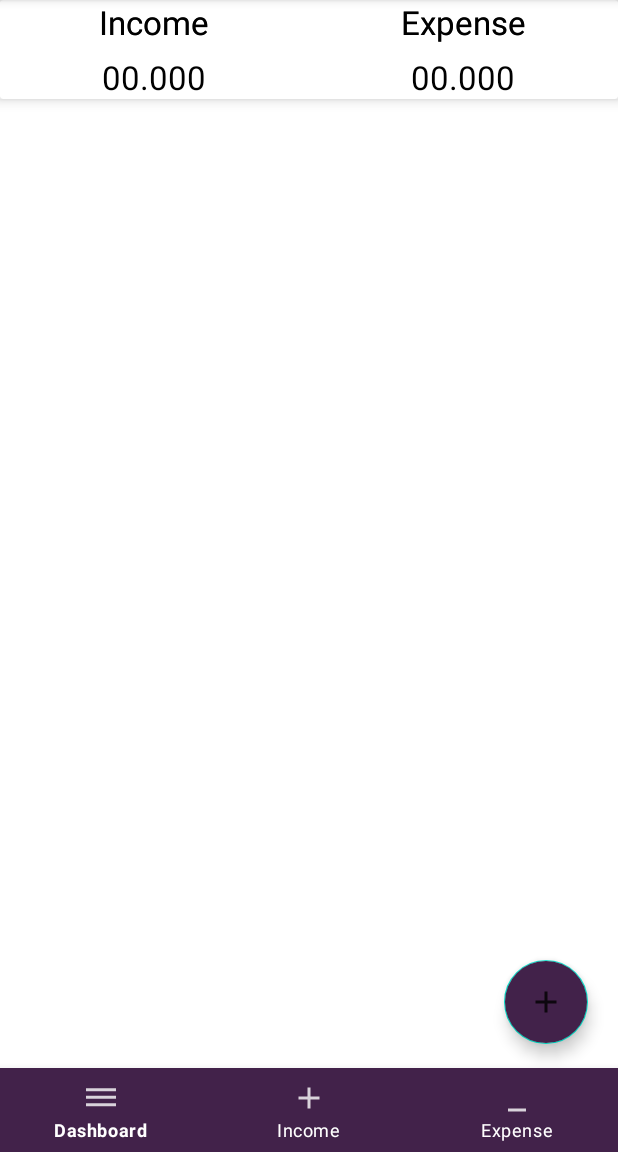
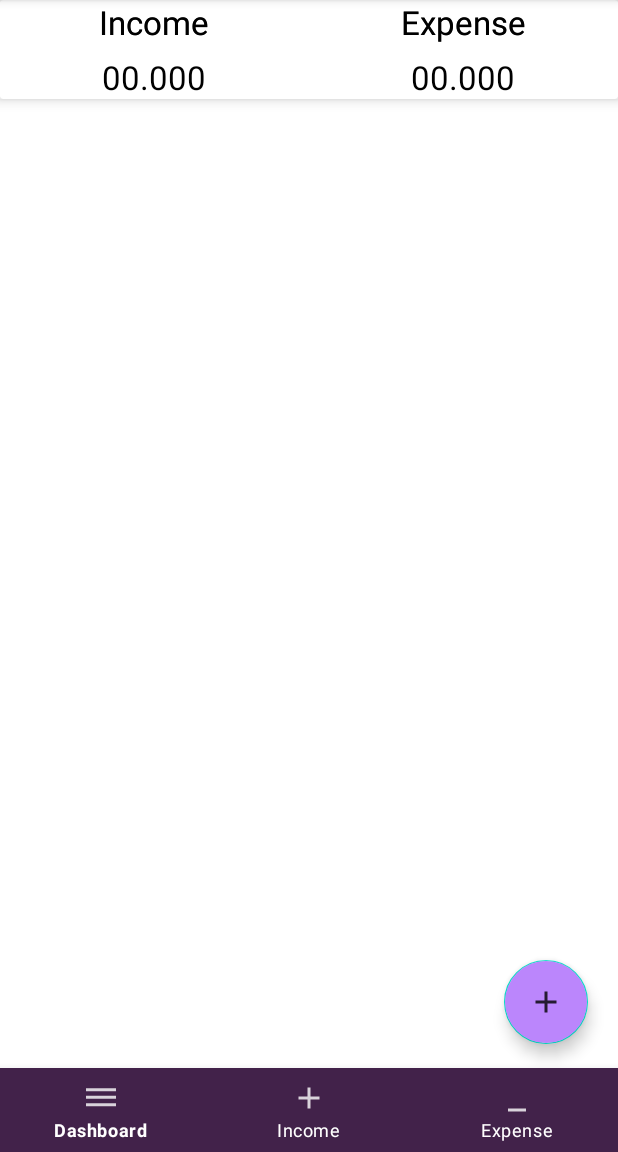
Before and after one commit to Alwaz/android-expense-tracker, an Android app: the screen it shows after launch once a user with an empty profile is signed in (HomeActivity), on a phone screen of 412 x 824 dp, the part 84-1236 px from its top. Run offline under Robolectric (Android 15) with nearby library versions, the phone set to English and light mode, and no system bars; our stand-ins replace Firebase (no records; nobody signed in at launch, a user with empty details on screens opened directly).

```diff
--- a/app/src/main/java/com/example/expensemanager/DashboardFragment.java
+++ b/app/src/main/java/com/example/expensemanager/DashboardFragment.java
@@ -1,5 +1,6 @@
 package com.example.expensemanager;
 
+import android.app.Activity;
 import android.os.Bundle;
 
 import androidx.fragment.app.Fragment;
@@ -7,13 +8,30 @@ import androidx.fragment.app.Fragment;
 import android.view.LayoutInflater;
 import android.view.View;
 import android.view.ViewGroup;
+import android.view.animation.Animation;
+import android.view.animation.AnimationUtils;
+import android.widget.TextView;
+
+import com.google.android.material.floatingactionbutton.FloatingActionButton;
 
 
 public class DashboardFragment extends Fragment {
 
-    public DashboardFragment() {
-        // Required empty public constructor
-    }
+    // Floating Button
+    private FloatingActionButton fab_main_btn;
+    private FloatingActionButton fab_income_btn;
+    private FloatingActionButton fab_expense_btn;
+
+//    Floating button TextView
+    private TextView fab_income_txt;
+    private TextView fab_expense_txt;
+
+
+//boolen
+    private boolean isOpen=false;
+
+//    Animation
+    private Animation FadeOpen,FadeClose;
 
 
 
@@ -23,7 +41,57 @@ public class DashboardFragment extends Fragment {
         // Inflate the layout for this fragment
         View view= inflater.inflate(R.layout.fragment_dashboard, container, false);
 
-//        This is where all the logic will go
+//        Connect floating button to layout
+
+        fab_main_btn = view.findViewById(R.id.fb_main_plus_btn);
+        fab_expense_btn=view.findViewById(R.id.expense_ft_btn);
+        fab_income_btn=view.findViewById(R.id.income_ft_btn);
+
+
+
+//        Connect floating text
+        fab_income_txt=view.findViewById(R.id.income_ft_text);
+        fab_expense_txt=view.findViewById(R.id.expense_ft_text);
+
+
+
+//        Animation connect
+        FadeOpen= AnimationUtils.loadAnimation(getActivity(),R.anim.fade_open_anim);
+        FadeClose = AnimationUtils.loadAnimation(getActivity(), R.anim.fade_close_anim);
+
+
+
+//        adding onClick listener to main button
+        fab_main_btn.setOnClickListener(new View.OnClickListener() {
+            @Override
+            public void onClick(View v) {
+//               if main button is open add animations
+                if(isOpen){
+                    fab_income_btn.startAnimation(FadeClose);
+                    fab_expense_btn.startAnimation(FadeClose);
+                    fab_income_btn.setClickable(false);
+                    fab_expense_btn.setClickable(false);
+
+                    fab_expense_txt.startAnimation(FadeClose);
+                    fab_income_txt.startAnimation(FadeClose);
+                    fab_income_txt.setClickable(false);
+                    fab_expense_txt.setClickable(false);
+                    isOpen=false;
+                }else {
+                    fab_income_btn.startAnimation(FadeOpen);
+                    fab_expense_btn.startAnimation(FadeOpen);
+                    fab_expense_btn.setClickable(true);
+                    fab_income_btn.setClickable(true);
+
+                    fab_expense_txt.startAnimation(FadeClose);
+                    fab_income_txt.startAnimation(FadeClose);
+                    fab_income_txt.setClickable(true);
+                    fab_expense_txt.setClickable(true);
+                    isOpen=true;
+
+                }
+            }
+        });
 
         return view;
     }
--- /dev/null
+++ b/app/src/main/res/anim/fade_close_anim.xml
@@ -0,0 +1,22 @@
+<?xml version="1.0" encoding="utf-8"?>
+<set xmlns:android="http://schemas.android.com/apk/res/android"
+    android:fillAfter="true">
+
+    <scale
+        android:duration="500"
+        android:fromXScale="1.0"
+        android:fromYScale="0.0"
+        android:pivotX="50%"
+        android:pivotY="50%"
+        android:toXScale="0.0"
+        android:toYScale="1.0"
+        android:interpolator="@android:anim/linear_interpolator" />
+
+
+    <alpha
+        android:fromAlpha="1.0"
+        android:toAlpha="0.0"
+        android:duration="500"
+        android:interpolator="@android:anim/linear_interpolator" />
+
+</set>
--- /dev/null
+++ b/app/src/main/res/anim/fade_open_anim.xml
@@ -0,0 +1,22 @@
+<?xml version="1.0" encoding="utf-8"?>
+<set xmlns:android="http://schemas.android.com/apk/res/android"
+    android:fillAfter="true">
+
+    <scale
+        android:duration="500"
+        android:fromXScale="0.0"
+        android:fromYScale="0.0"
+        android:pivotX="50%"
+        android:pivotY="50%"
+        android:toXScale="1.0"
+        android:toYScale="1.0"
+        android:interpolator="@android:anim/linear_interpolator"
+        />
+
+    <alpha
+        android:fromAlpha="0.2"
+        android:toAlpha="1.0"
+        android:duration="500"
+        android:interpolator="@android:anim/accelerate_interpolator"/>
+
+</set>
--- a/app/src/main/res/layout/fragment_dashboard.xml
+++ b/app/src/main/res/layout/fragment_dashboard.xml
@@ -253,6 +253,7 @@
         </LinearLayout>
 
    <!--       main floating action button -->
+       <!--  change icon color and bg  -->
         <com.google.android.material.floatingactionbutton.FloatingActionButton
             android:layout_width="wrap_content"
             android:layout_height="wrap_content"
@@ -260,10 +261,9 @@
             android:layout_gravity="bottom|end"
             android:layout_marginBottom="16dp"
             android:layout_marginRight="20dp"
-            android:backgroundTint="@color/toolbar_color"
+            android:backgroundTint="@color/purple_200"
             app:fabSize="normal"
             android:src="@drawable/income"
-
             />
 
     </androidx.coordinatorlayout.widget.CoordinatorLayout>
```
